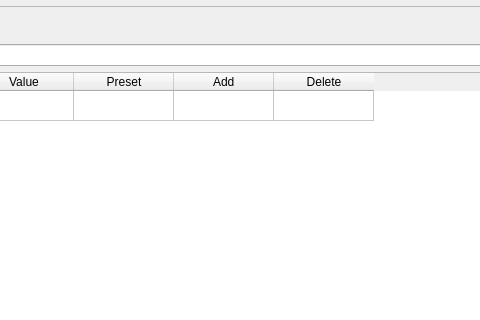
Qt form QuickOSM/resources/ui/main_window.ui (3liz/QuickOSM) before a commit; both pictures show x 407 to 887 and y 0 to 320 of the 990 by 867 pixel window.
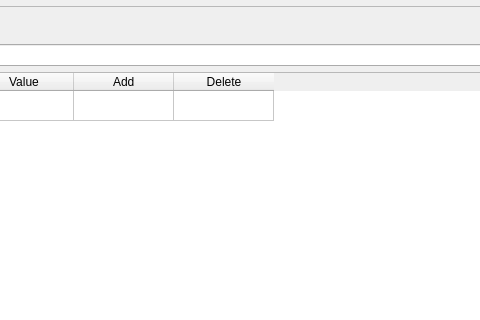
The same form after that commit. The open tabs and pages were chosen to show the change. Custom widgets are drawn as their Qt base class.

Diff of the .ui file:
```diff
--- a/QuickOSM/resources/ui/main_window.ui
+++ b/QuickOSM/resources/ui/main_window.ui
@@ -373,11 +373,6 @@
                    <string>Value</string>
                   </property>
                  </column>
-                 <column>
-                  <property name="text">
-                   <string>Preset</string>
-                  </property>
-                 </column>
                  <column>
                   <property name="text">
                    <string> Add </string>
```
